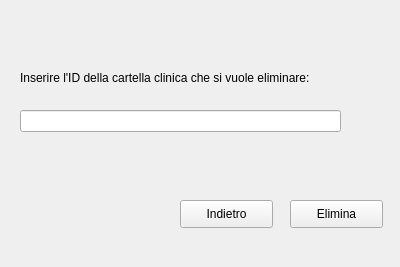
Old version of the form Elimina cartella clinica.ui in the repository AndreaMarini01/GestioneClinica.
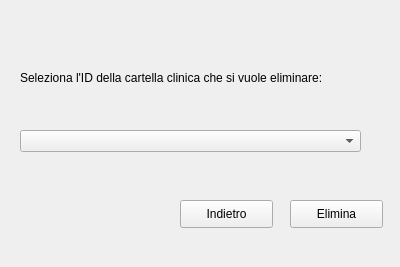
New version of the form.

What changed in the file:
```diff
--- a/Elimina cartella clinica.ui
+++ b/Elimina cartella clinica.ui
@@ -23,17 +23,7 @@
     </rect>
    </property>
    <property name="text">
-    <string>Inserire l'ID della cartella clinica che si vuole eliminare:</string>
-   </property>
-  </widget>
-  <widget class="QLineEdit" name="lineEdit">
-   <property name="geometry">
-    <rect>
-     <x>20</x>
-     <y>110</y>
-     <width>321</width>
-     <height>22</height>
-    </rect>
+    <string>Seleziona l'ID della cartella clinica che si vuole eliminare:</string>
    </property>
   </widget>
   <widget class="QPushButton" name="pushButton">
@@ -62,6 +52,16 @@
     <string>Indietro</string>
    </property>
   </widget>
+  <widget class="QComboBox" name="comboBox">
+   <property name="geometry">
+    <rect>
+     <x>20</x>
+     <y>130</y>
+     <width>341</width>
+     <height>22</height>
+    </rect>
+   </property>
+  </widget>
  </widget>
  <resources/>
  <connections/>
```
